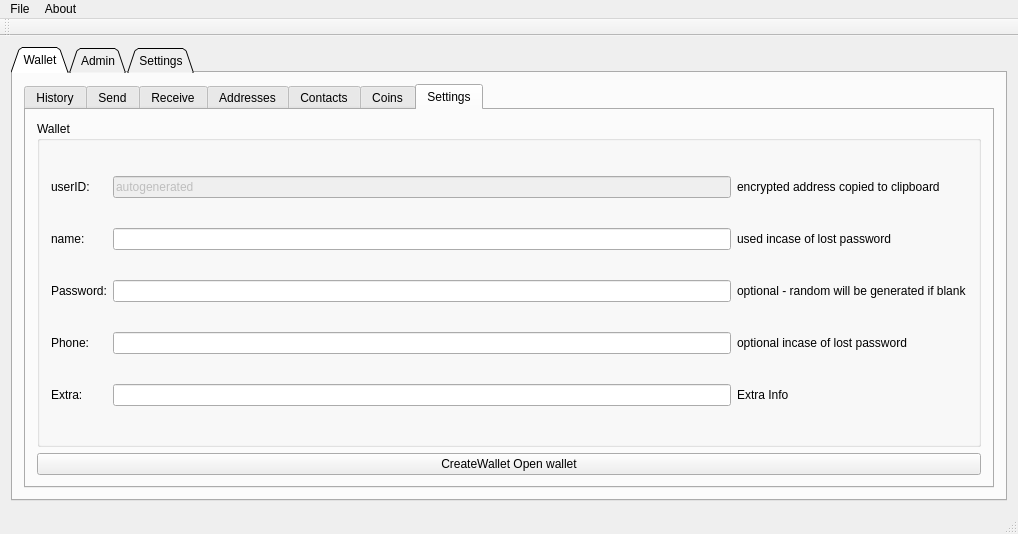
The window that qtCoin/mainwindow.ui (netpipe/EcoCoin) describes before a commit, drawn with Qt 5.
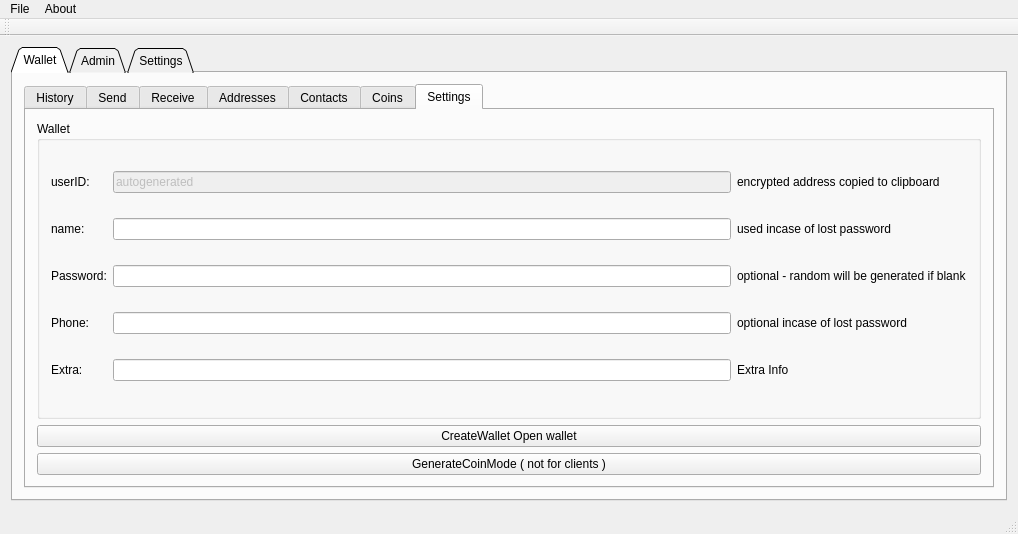
The same window after the commit. The open tabs and pages were chosen to show the change.

```diff
--- a/qtCoin/mainwindow.ui
+++ b/qtCoin/mainwindow.ui
@@ -774,6 +774,13 @@
               </property>
              </widget>
             </item>
+            <item row="2" column="0">
+             <widget class="QPushButton" name="adminmode">
+              <property name="text">
+               <string>GenerateCoinMode ( not for clients )</string>
+              </property>
+             </widget>
+            </item>
            </layout>
           </widget>
          </widget>
```
Left out of the diff: 2 changed lines with no effect on the pictures.
